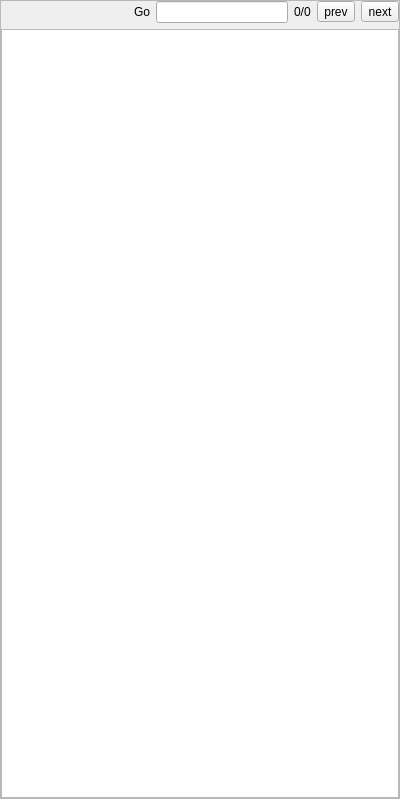
Before: the Qt Designer form src/form/plot/formplotdata.ui in MRsoymilk/MySerial, drawn with Qt 5.
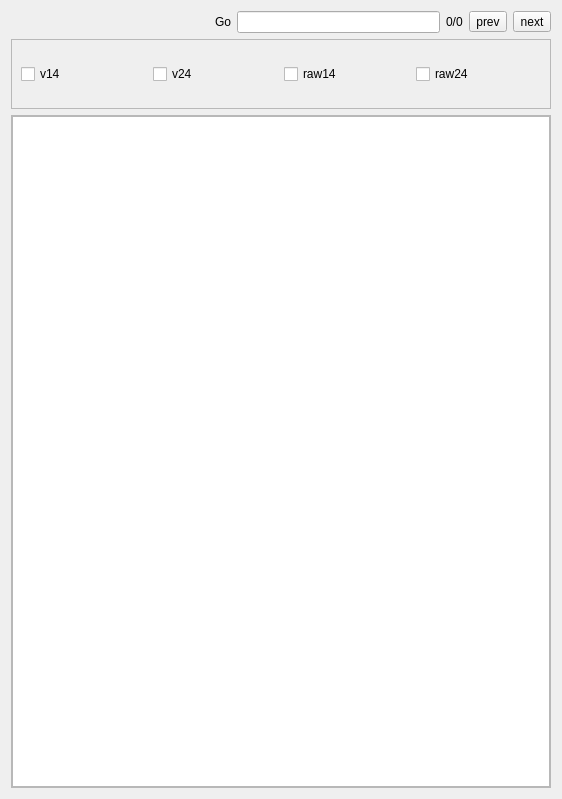
After: the same form once the commit is applied.

Commit message: plot-data support select column to CSV

```diff
--- a/src/form/plot/formplotdata.ui
+++ b/src/form/plot/formplotdata.ui
@@ -6,56 +6,14 @@
    <rect>
     <x>0</x>
     <y>0</y>
-    <width>400</width>
+    <width>562</width>
     <height>799</height>
    </rect>
   </property>
   <property name="windowTitle">
    <string>PlotData</string>
   </property>
-  <layout class="QGridLayout" name="gridLayout">
-   <property name="leftMargin">
-    <number>0</number>
-   </property>
-   <property name="topMargin">
-    <number>0</number>
-   </property>
-   <property name="rightMargin">
-    <number>0</number>
-   </property>
-   <property name="bottomMargin">
-    <number>0</number>
-   </property>
-   <item row="0" column="0">
-    <widget class="QScrollArea" name="scrollArea">
-     <property name="widgetResizable">
-      <bool>true</bool>
-     </property>
-     <widget class="QWidget" name="scrollAreaWidgetContents">
-      <property name="geometry">
-       <rect>
-        <x>0</x>
-        <y>0</y>
-        <width>398</width>
-        <height>797</height>
-       </rect>
-      </property>
-      <layout class="QGridLayout" name="gridLayout_2">
-       <property name="leftMargin">
-        <number>0</number>
-       </property>
-       <property name="topMargin">
-        <number>0</number>
-       </property>
-       <property name="rightMargin">
-        <number>0</number>
-       </property>
-       <property name="bottomMargin">
-        <number>0</number>
-       </property>
-       <item row="1" column="0">
-        <widget class="QTableView" name="table"/>
-       </item>
+  <layout class="QGridLayout" name="gridLayout" rowstretch="0,0,1">
        <item row="0" column="0">
         <layout class="QHBoxLayout" name="horizontalLayout">
          <item>
@@ -103,6 +61,83 @@
           </widget>
          </item>
         </layout>
+   </item>
+   <item row="1" column="0">
+    <widget class="QScrollArea" name="scrollArea_2">
+     <property name="widgetResizable">
+      <bool>true</bool>
+     </property>
+     <widget class="QWidget" name="scrollAreaWidgetContents_3">
+      <property name="geometry">
+       <rect>
+        <x>0</x>
+        <y>0</y>
+        <width>542</width>
+        <height>68</height>
+       </rect>
+      </property>
+      <layout class="QHBoxLayout" name="horizontalLayout_2">
+       <item>
+        <widget class="QCheckBox" name="cBoxV14">
+         <property name="text">
+          <string>v14</string>
+         </property>
+        </widget>
+       </item>
+       <item>
+        <widget class="QCheckBox" name="cBoxV24">
+         <property name="text">
+          <string>v24</string>
+         </property>
+        </widget>
+       </item>
+       <item>
+        <widget class="QCheckBox" name="cBoxRaw14">
+         <property name="text">
+          <string>raw14</string>
+         </property>
+        </widget>
+       </item>
+       <item>
+        <widget class="QCheckBox" name="cBoxRaw24">
+         <property name="text">
+          <string>raw24</string>
+         </property>
+        </widget>
+       </item>
+      </layout>
+     </widget>
+    </widget>
+   </item>
+   <item row="2" column="0">
+    <widget class="QScrollArea" name="scrollArea">
+     <property name="widgetResizable">
+      <bool>true</bool>
+     </property>
+     <widget class="QWidget" name="scrollAreaWidgetContents">
+      <property name="geometry">
+       <rect>
+        <x>0</x>
+        <y>0</y>
+        <width>542</width>
+        <height>672</height>
+       </rect>
+      </property>
+      <layout class="QGridLayout" name="gridLayout_2">
+       <property name="leftMargin">
+        <number>0</number>
+       </property>
+       <property name="topMargin">
+        <number>0</number>
+       </property>
+       <property name="rightMargin">
+        <number>0</number>
+       </property>
+       <property name="bottomMargin">
+        <number>0</number>
+       </property>
+       <item row="0" column="0">
+        <widget class="QTableView" name="table"/>
        </item>
       </layout>
      </widget>
```
Lines whose indentation alone changed are shown as unchanged. The commit also changes 2 other files.
